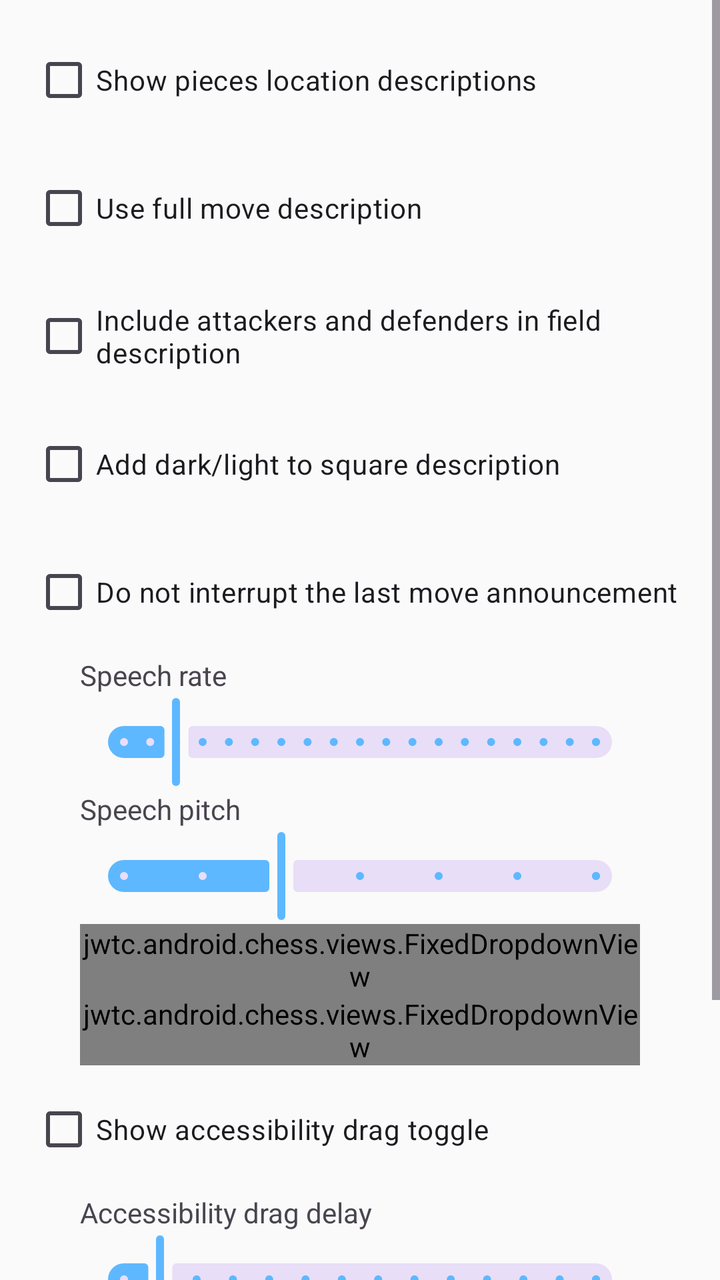
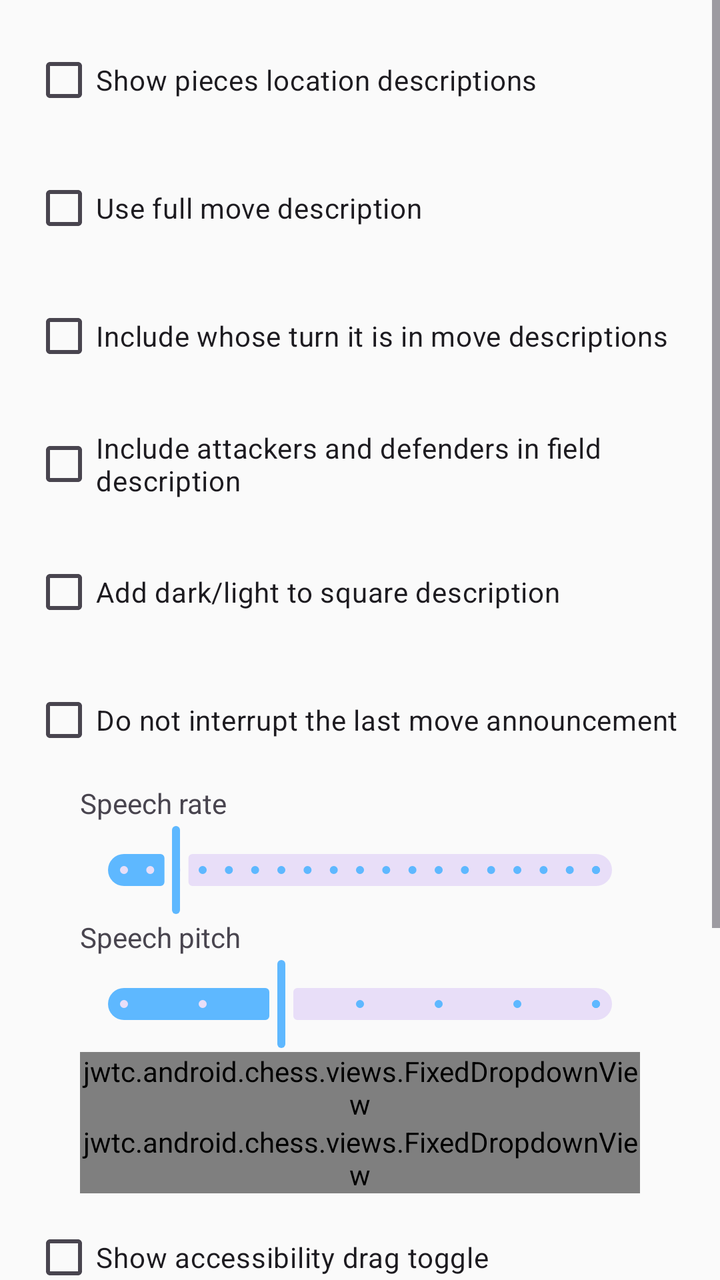

Two renders of the same Android screen: before a commit and after it. Below are the layout's source before the change and the commit's diff.
<!-- AndroidManifest.xml: application theme ChessTheme -->
<!-- res/layout/accessibility_prefs_controls.xml -->
<?xml version="1.0" encoding="utf-8"?>
<ScrollView xmlns:android="http://schemas.android.com/apk/res/android"
    android:layout_width="match_parent"
    android:layout_height="match_parent">

    <LinearLayout
        android:orientation="vertical"
        android:layout_width="match_parent"
        android:layout_height="wrap_content"
        android:padding="8dip">

        <CheckBox
            android:id="@+id/CheckBoxShowPiecesDescriptions"
            android:layout_width="match_parent"
            android:layout_height="wrap_content"
            android:layout_margin="8dip"
            android:text="@string/pref_show_pieces_descriptions" />

        <CheckBox
            android:id="@+id/CheckBoxUseLongMoveDescriptions"
            android:layout_width="match_parent"
            android:layout_height="wrap_content"
            android:layout_margin="8dip"
            android:text="@string/pref_user_long_move_descriptions" />

        <CheckBox
            android:id="@+id/CheckBoxIncludeAttackersAndDefendersDescriptions"
            android:layout_width="match_parent"
            android:layout_height="wrap_content"
            android:layout_margin="8dip"
            android:text="@string/pref_include_attackers_defenders_descriptions" />

        <CheckBox
            android:id="@+id/CheckBoxFieldColorDescriptions"
            android:layout_width="match_parent"
            android:layout_height="wrap_content"
            android:layout_margin="8dip"
            android:text="@string/pref_field_color_descriptions" />

        <CheckBox
            android:id="@+id/CheckBoxProtectLastMoveSpeech"
            android:layout_width="match_parent"
            android:layout_height="wrap_content"
            android:layout_margin="8dip"
            android:text="@string/pref_protect_last_move_speech" />

        <com.google.android.material.textview.MaterialTextView
            android:layout_width="wrap_content"
            android:layout_height="wrap_content"
            android:text="@string/pref_speech_rate_desc"
            android:labelFor="@id/SliderSpeechRate"
            android:layout_marginEnd="32dp"
            android:layout_marginStart="32dp"/>
        <com.google.android.material.slider.Slider
            android:id="@+id/SliderSpeechRate"
            android:layout_width="match_parent"
            android:layout_height="wrap_content"
            android:value="1"
            android:valueFrom="0.5"
            android:valueTo="5.0"
            android:stepSize="0.25"
            android:layout_marginEnd="32dp"
            android:layout_marginStart="32dp" />

        <com.google.android.material.textview.MaterialTextView
            android:layout_width="wrap_content"
            android:layout_height="wrap_content"
            android:text="@string/pref_speech_pitch_desc"
            android:labelFor="@id/SliderSpeechPitch"
            android:layout_marginEnd="32dp"
            android:layout_marginStart="32dp"/>

        <com.google.android.material.slider.Slider
            android:id="@+id/SliderSpeechPitch"
            android:layout_width="match_parent"
            android:layout_height="wrap_content"
            android:value="1"
            android:valueFrom="0.5"
            android:valueTo="2.0"
            android:stepSize="0.25"
            android:layout_marginEnd="32dp"
            android:layout_marginStart="32dp" />

        <jwtc.android.chess.views.FixedDropdownView
            android:id="@+id/DropDownSpeechEngine"
            android:layout_width="match_parent"
            android:layout_height="wrap_content"
            android:layout_marginEnd="32dp"
            android:layout_marginStart="32dp"
            android:hint="@string/pref_speech_engine" />

        <jwtc.android.chess.views.FixedDropdownView
            android:id="@+id/DropDownSpeechVoice"
            android:layout_width="match_parent"
            android:layout_height="wrap_content"
            android:layout_marginEnd="32dp"
            android:layout_marginStart="32dp"
            android:hint="@string/pref_speech_voice" />

        <CheckBox
            android:id="@+id/CheckBoxShowAccessibilityDrag"
            android:layout_width="match_parent"
            android:layout_height="wrap_content"
            android:layout_margin="8dip"
            android:text="@string/pref_show_accessibility_drag_toggle" />

        <com.google.android.material.textview.MaterialTextView
            android:layout_width="wrap_content"
            android:layout_height="wrap_content"
            android:text="@string/pref_accessibility_drag_delay_desc"
            android:labelFor="@id/SliderSpeechRate"
            android:layout_marginEnd="32dp"
            android:layout_marginStart="32dp"/>
        <com.google.android.material.slider.Slider
            android:id="@+id/SliderAccessibilityDragDelay"
            android:layout_width="match_parent"
            android:layout_height="wrap_content"
            android:value="300"
            android:valueFrom="200"
            android:valueTo="1500"
            android:stepSize="100"
            android:layout_marginEnd="32dp"
            android:layout_marginStart="32dp" />
        <CheckBox
            android:id="@+id/CheckBoxLastMoveWhenOverEmptySquare"
            android:layout_width="match_parent"
            android:layout_height="wrap_content"
            android:layout_margin="8dip"
            android:text="@string/pref_last_move_over_empty_square" />
        <com.google.android.material.textview.MaterialTextView
            android:layout_width="wrap_content"
            android:layout_height="wrap_content"
            android:text="@string/pref_accessibility_drag_last_move_delay_desc"
            android:labelFor="@id/SliderAccessibilityDragLastMoveDelay"
            android:layout_marginEnd="32dp"
            android:layout_marginStart="32dp"/>

        <com.google.android.material.slider.Slider
            android:id="@+id/SliderAccessibilityDragLastMoveDelay"
            android:layout_width="match_parent"
            android:layout_height="wrap_content"
            android:value="1000"
            android:valueFrom="600"
            android:valueTo="2000"
            android:stepSize="200"
            android:layout_marginEnd="32dp"
            android:layout_marginStart="32dp" />
    </LinearLayout>
</ScrollView>
<!-- resources referenced by this layout -->
<resources>
  <style name="ChessTheme" parent="Theme.Material3.DayNight.NoActionBar">
          <item name="chessToggleButtonStyle">@style/ChessToggleButton</item>
          <item name="chessButtonStyle">@style/ChessButton</item>
          <item name="chessImageButtonStyle">@style/ChessImageButton</item>
          <item name="paneBackground">@color/paneBackgroundColor</item>
          <item name="android:windowAnimationStyle">@null</item>
          <item name="android:windowBackground">@color/backgroundColor</item>
          <item name="colorPrimary">@color/primaryColor</item>
          <item name="colorPrimaryVariant">@color/primaryVariantColor</item>
          <item name="colorOnPrimary">@color/primaryTextColor</item>
          <item name="colorSecondary">@color/secondaryColor</item>
          <item name="colorSecondaryVariant">@color/secondaryVariantColor</item>
          <item name="colorOnSecondary">@color/secondaryTextColor</item>
          <item name="colorSurface">@color/surfaceColor</item>
          <item name="colorOnSurface">@color/surfaceTextColor</item>
          <item name="colorControlHighlight">@color/secondaryColor</item>
          <item name="rippleColor">@color/secondaryColor</item>
          <item name="switchStyle">@style/MySwitchStyle</item>
          <item name="materialButtonStyle">@style/ChessButton</item>
          <item name="materialAlertDialogTheme">@style/ChessAlertDialogTheme</item>
      </style>
  <style name="ChessButton" parent="Widget.Material3.Button">
          <item name="android:textColor">@color/surfaceTextColor</item>
          <item name="android:tint">@color/primaryTextColor</item>
          <item name="android:backgroundTint">@color/imagebutton_background</item>
          <item name="rippleColor">@color/secondaryVariantColor</item>
          <item name="android:layout_height">@dimen/imageButtonSize</item>
          <item name="android:layout_margin">4dip</item>
      </style>
  <style name="ChessImageButton" parent="Widget.Material3.Button.Icon">
          <item name="enforceMaterialTheme">true</item>
          <item name="enforceTextAppearance">false</item>
          <item name="android:textColor">@color/surfaceTextColor</item>
          <item name="android:tint">@color/primaryTextColor</item>
          <item name="android:backgroundTint">@color/imagebutton_background</item>
          <item name="rippleColor">@color/secondaryVariantColor</item>
          <item name="android:layout_width">@dimen/imageButtonSize</item>
          <item name="android:layout_height">@dimen/imageButtonSize</item>
          <item name="android:padding">0dip</item>
          <item name="iconGravity">textStart</item>
          <item name="iconPadding">0dp</item>
          <item name="android:insetLeft">0dp</item>
          <item name="android:insetRight">0dp</item>
          <item name="android:insetTop">0dp</item>
          <item name="android:insetBottom">0dp</item>
          <item name="android:minWidth">0dp</item>
          <item name="android:minHeight">0dp</item>
          <item name="minWidth">0dp</item>
          <item name="minHeight">0dp</item>
          <item name="ensureMinTouchTargetSize">false</item>
          <item name="android:layout_margin">4dip</item>
      </style>
  <color name="paneBackgroundColor">#20879FB6</color>
  <color name="primaryColor">#5eb8ff</color>
  <color name="surfaceColor">#eeeeee</color>
  <dimen name="imageButtonSize">48dp</dimen>
  <!-- unchanged entries left out for length: 23 -->
</resources>

<!-- the commit's change to res/layout/accessibility_prefs_controls.xml (unified diff, before → after) -->
@@ -7,41 +7,48 @@
         android:orientation="vertical"
         android:layout_width="match_parent"
         android:layout_height="wrap_content"
-        android:padding="8dip">
+        android:padding="@dimen/panel_padding">
 
         <CheckBox
             android:id="@+id/CheckBoxShowPiecesDescriptions"
             android:layout_width="match_parent"
             android:layout_height="wrap_content"
-            android:layout_margin="8dip"
+            android:layout_margin="@dimen/control_gap"
             android:text="@string/pref_show_pieces_descriptions" />
 
         <CheckBox
             android:id="@+id/CheckBoxUseLongMoveDescriptions"
             android:layout_width="match_parent"
             android:layout_height="wrap_content"
-            android:layout_margin="8dip"
+            android:layout_margin="@dimen/control_gap"
             android:text="@string/pref_user_long_move_descriptions" />
+
+        <CheckBox
+            android:id="@+id/CheckBoxAddTurnInMoveDescription"
+            android:layout_width="match_parent"
+            android:layout_height="wrap_content"
+            android:layout_margin="@dimen/control_gap"
+            android:text="@string/pref_add_turn_in_move_description" />
 
         <CheckBox
             android:id="@+id/CheckBoxIncludeAttackersAndDefendersDescriptions"
             android:layout_width="match_parent"
             android:layout_height="wrap_content"
-            android:layout_margin="8dip"
+            android:layout_margin="@dimen/control_gap"
             android:text="@string/pref_include_attackers_defenders_descriptions" />
 
         <CheckBox
             android:id="@+id/CheckBoxFieldColorDescriptions"
             android:layout_width="match_parent"
             android:layout_height="wrap_content"
-            android:layout_margin="8dip"
+            android:layout_margin="@dimen/control_gap"
             android:text="@string/pref_field_color_descriptions" />
 
         <CheckBox
             android:id="@+id/CheckBoxProtectLastMoveSpeech"
             android:layout_width="match_parent"
             android:layout_height="wrap_content"
-            android:layout_margin="8dip"
+            android:layout_margin="@dimen/control_gap"
             android:text="@string/pref_protect_last_move_speech" />
 
         <com.google.android.material.textview.MaterialTextView
@@ -49,8 +56,8 @@
             android:layout_height="wrap_content"
             android:text="@string/pref_speech_rate_desc"
             android:labelFor="@id/SliderSpeechRate"
-            android:layout_marginEnd="32dp"
-            android:layout_marginStart="32dp"/>
+            android:layout_marginEnd="@dimen/preference_indent"
+            android:layout_marginStart="@dimen/preference_indent"/>
         <com.google.android.material.slider.Slider
             android:id="@+id/SliderSpeechRate"
             android:layout_width="match_parent"
@@ -59,16 +66,16 @@
             android:valueFrom="0.5"
             android:valueTo="5.0"
             android:stepSize="0.25"
-            android:layout_marginEnd="32dp"
-            android:layout_marginStart="32dp" />
+            android:layout_marginEnd="@dimen/preference_indent"
+            android:layout_marginStart="@dimen/preference_indent" />
 
         <com.google.android.material.textview.MaterialTextView
             android:layout_width="wrap_content"
             android:layout_height="wrap_content"
             android:text="@string/pref_speech_pitch_desc"
             android:labelFor="@id/SliderSpeechPitch"
-            android:layout_marginEnd="32dp"
-            android:layout_marginStart="32dp"/>
+            android:layout_marginEnd="@dimen/preference_indent"
+            android:layout_marginStart="@dimen/preference_indent"/>
 
         <com.google.android.material.slider.Slider
             android:id="@+id/SliderSpeechPitch"
@@ -78,30 +85,30 @@
             android:valueFrom="0.5"
             android:valueTo="2.0"
             android:stepSize="0.25"
-            android:layout_marginEnd="32dp"
-            android:layout_marginStart="32dp" />
+            android:layout_marginEnd="@dimen/preference_indent"
+            android:layout_marginStart="@dimen/preference_indent" />
 
         <jwtc.android.chess.views.FixedDropdownView
             android:id="@+id/DropDownSpeechEngine"
             android:layout_width="match_parent"
             android:layout_height="wrap_content"
-            android:layout_marginEnd="32dp"
-            android:layout_marginStart="32dp"
+            android:layout_marginEnd="@dimen/preference_indent"
+            android:layout_marginStart="@dimen/preference_indent"
             android:hint="@string/pref_speech_engine" />
 
         <jwtc.android.chess.views.FixedDropdownView
             android:id="@+id/DropDownSpeechVoice"
             android:layout_width="match_parent"
             android:layout_height="wrap_content"
-            android:layout_marginEnd="32dp"
-            android:layout_marginStart="32dp"
+            android:layout_marginEnd="@dimen/preference_indent"
+            android:layout_marginStart="@dimen/preference_indent"
             android:hint="@string/pref_speech_voice" />
 
         <CheckBox
             android:id="@+id/CheckBoxShowAccessibilityDrag"
             android:layout_width="match_parent"
             android:layout_height="wrap_content"
-            android:layout_margin="8dip"
+            android:layout_margin="@dimen/control_gap"
             android:text="@string/pref_show_accessibility_drag_toggle" />
 
         <com.google.android.material.textview.MaterialTextView
@@ -109,8 +116,8 @@
             android:layout_height="wrap_content"
             android:text="@string/pref_accessibility_drag_delay_desc"
             android:labelFor="@id/SliderSpeechRate"
-            android:layout_marginEnd="32dp"
-            android:layout_marginStart="32dp"/>
+            android:layout_marginEnd="@dimen/preference_indent"
+            android:layout_marginStart="@dimen/preference_indent"/>
         <com.google.android.material.slider.Slider
             android:id="@+id/SliderAccessibilityDragDelay"
             android:layout_width="match_parent"
@@ -119,21 +126,21 @@
             android:valueFrom="200"
             android:valueTo="1500"
             android:stepSize="100"
-            android:layout_marginEnd="32dp"
-            android:layout_marginStart="32dp" />
+            android:layout_marginEnd="@dimen/preference_indent"
+            android:layout_marginStart="@dimen/preference_indent" />
         <CheckBox
             android:id="@+id/CheckBoxLastMoveWhenOverEmptySquare"
             android:layout_width="match_parent"
             android:layout_height="wrap_content"
-            android:layout_margin="8dip"
+            android:layout_margin="@dimen/control_gap"
             android:text="@string/pref_last_move_over_empty_square" />
         <com.google.android.material.textview.MaterialTextView
             android:layout_width="wrap_content"
             android:layout_height="wrap_content"
             android:text="@string/pref_accessibility_drag_last_move_delay_desc"
             android:labelFor="@id/SliderAccessibilityDragLastMoveDelay"
-            android:layout_marginEnd="32dp"
-            android:layout_marginStart="32dp"/>
+            android:layout_marginEnd="@dimen/preference_indent"
+            android:layout_marginStart="@dimen/preference_indent"/>
 
         <com.google.android.material.slider.Slider
             android:id="@+id/SliderAccessibilityDragLastMoveDelay"
@@ -143,7 +150,7 @@
             android:valueFrom="600"
             android:valueTo="2000"
             android:stepSize="200"
-            android:layout_marginEnd="32dp"
-            android:layout_marginStart="32dp" />
+            android:layout_marginEnd="@dimen/preference_indent"
+            android:layout_marginStart="@dimen/preference_indent" />
     </LinearLayout>
 </ScrollView>
<!-- resource entries referenced after the edit -->
@@ -1,10 +1,13 @@
 <!-- resources referenced by this layout -->
 <resources>
+  <dimen name="control_gap">@dimen/space_medium</dimen>
+  <dimen name="panel_padding">@dimen/space_medium</dimen>
+  <dimen name="preference_indent">@dimen/space_double_large</dimen>
+  <string name="pref_add_turn_in_move_description">Include whose turn it is in move descriptions</string>
   <style name="ChessTheme" parent="Theme.Material3.DayNight.NoActionBar">
           <item name="chessToggleButtonStyle">@style/ChessToggleButton</item>
           <item name="chessButtonStyle">@style/ChessButton</item>
           <item name="chessImageButtonStyle">@style/ChessImageButton</item>
-          <item name="paneBackground">@color/paneBackgroundColor</item>
           <item name="android:windowAnimationStyle">@null</item>
           <item name="android:windowBackground">@color/backgroundColor</item>
           <item name="colorPrimary">@color/primaryColor</item>
@@ -21,13 +24,19 @@
           <item name="materialButtonStyle">@style/ChessButton</item>
           <item name="materialAlertDialogTheme">@style/ChessAlertDialogTheme</item>
       </style>
+  <dimen name="space_medium">8dp</dimen>
+  <dimen name="space_double_large">32dp</dimen>
   <style name="ChessButton" parent="Widget.Material3.Button">
           <item name="android:textColor">@color/surfaceTextColor</item>
           <item name="android:tint">@color/primaryTextColor</item>
           <item name="android:backgroundTint">@color/imagebutton_background</item>
           <item name="rippleColor">@color/secondaryVariantColor</item>
-          <item name="android:layout_height">@dimen/imageButtonSize</item>
-          <item name="android:layout_margin">4dip</item>
+          <item name="android:layout_height">@dimen/image_button_size</item>
+          <item name="android:layout_margin">@dimen/compact_control_gap</item>
+          <item name="android:paddingLeft">12dp</item>
+          <item name="android:paddingRight">12dp</item>
+          <item name="android:paddingTop">4dp</item>
+          <item name="android:paddingBottom">4dp</item>
       </style>
   <style name="ChessImageButton" parent="Widget.Material3.Button.Icon">
           <item name="enforceMaterialTheme">true</item>
@@ -36,8 +45,8 @@
           <item name="android:tint">@color/primaryTextColor</item>
           <item name="android:backgroundTint">@color/imagebutton_background</item>
           <item name="rippleColor">@color/secondaryVariantColor</item>
-          <item name="android:layout_width">@dimen/imageButtonSize</item>
-          <item name="android:layout_height">@dimen/imageButtonSize</item>
+          <item name="android:layout_width">@dimen/image_button_size</item>
+          <item name="android:layout_height">@dimen/image_button_size</item>
           <item name="android:padding">0dip</item>
           <item name="iconGravity">textStart</item>
           <item name="iconPadding">0dp</item>
@@ -50,12 +59,13 @@
           <item name="minWidth">0dp</item>
           <item name="minHeight">0dp</item>
           <item name="ensureMinTouchTargetSize">false</item>
-          <item name="android:layout_margin">4dip</item>
+          <item name="android:layout_margin">@dimen/compact_control_gap</item>
       </style>
-  <color name="paneBackgroundColor">#20879FB6</color>
   <color name="primaryColor">#5eb8ff</color>
   <color name="surfaceColor">#eeeeee</color>
-  <dimen name="imageButtonSize">48dp</dimen>
+  <dimen name="image_button_size">48dp</dimen>
+  <dimen name="compact_control_gap">@dimen/space_small</dimen>
+  <dimen name="space_small">4dp</dimen>
   <!-- unchanged entries left out for length: 23 -->
 </resources>
 
